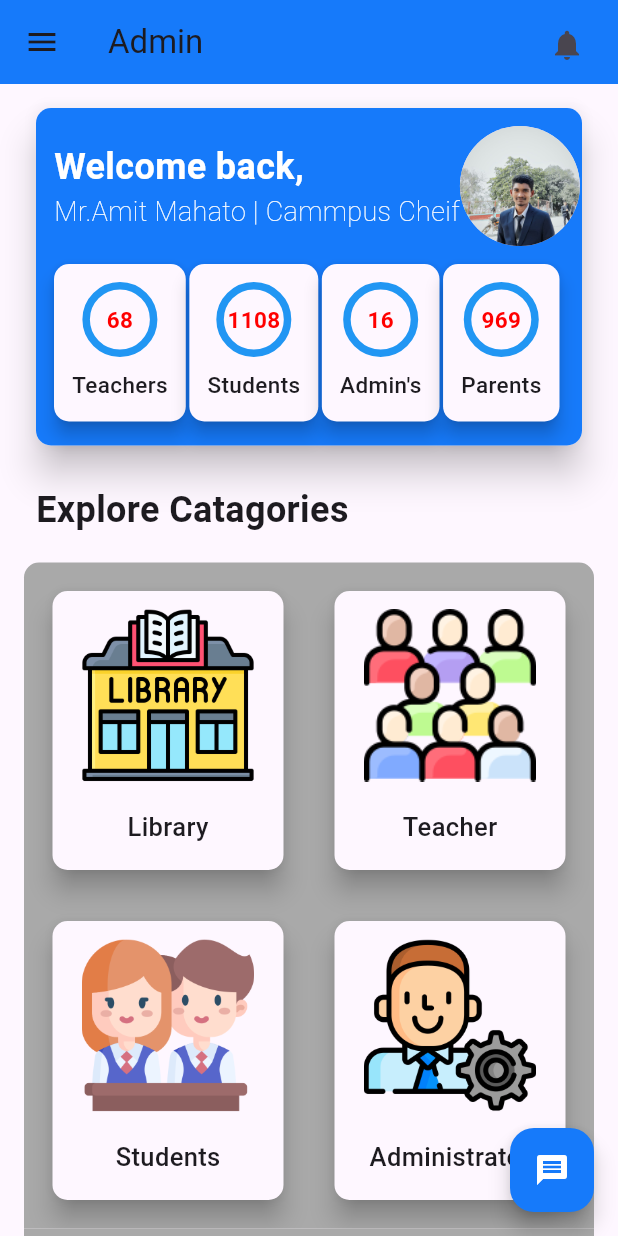
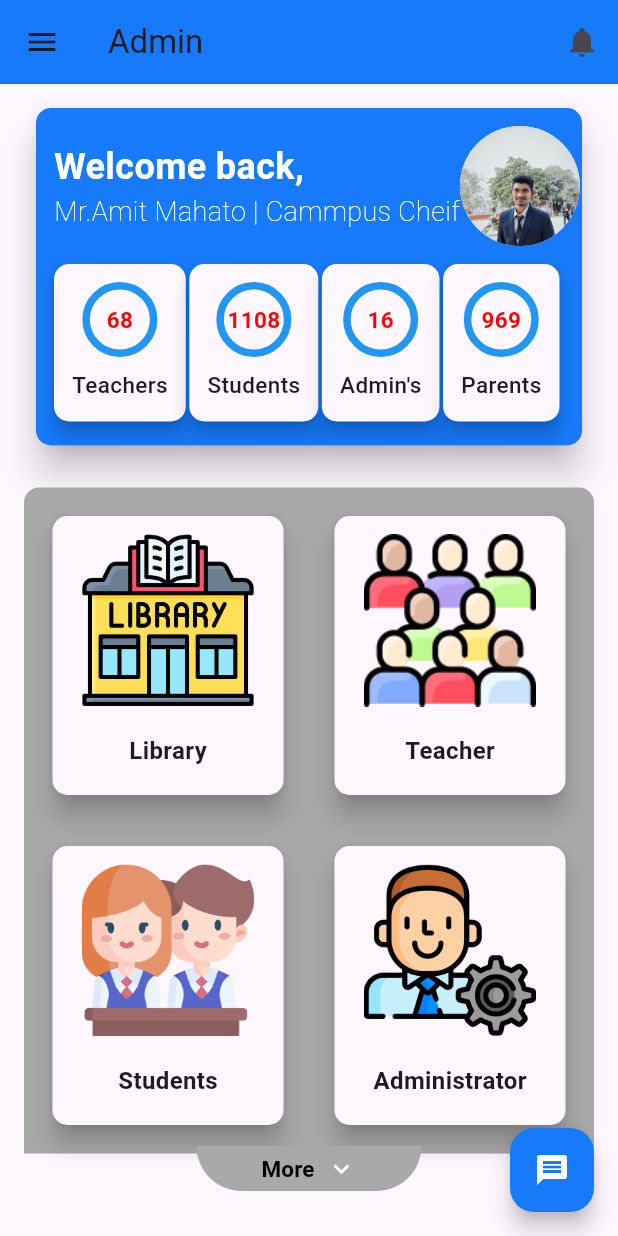
Before and after one commit to amitmahato98/CMS, a Flutter app: the screen it shows after launch, on a phone screen of 412 x 824 dp. Run offline on Flutter 3.47's test engine with Material 3 defaults, Android fonts, the phone set to English and light mode, and no system bars.

Commit message:
wrapping problem fixed

```diff
--- a/lib/main.dart
+++ b/lib/main.dart
@@ -7,48 +7,108 @@ void main() {
   runApp(const MyApp());
 }
 
-class MyApp extends StatefulWidget {
+class MyApp extends StatelessWidget {
   const MyApp({super.key});
-
-  @override
-  State<MyApp> createState() => _MyAppState();
-}
-
-class _MyAppState extends State<MyApp> {
-  Color blueColor = Color(0xFF167AFA);
 
   @override
   Widget build(BuildContext context) {
     return MaterialApp(
-      title: "CMS",
+      title: 'CMS',
       debugShowCheckedModeBanner: false,
-      home: Scaffold(
-        drawer: Navbar(),
-        appBar: AppBar(
-          backgroundColor: blueColor,
-          title: const Text("Admin"),
-          actions: [
-            Builder(
-              builder: (context) {
-                return Padding(
-                  padding: const EdgeInsets.all(10.0),
-                  child: IconButton(
-                    icon: Icon(Icons.notifications),
+      theme: ThemeData(
+        primaryColor: Color(0xFF167AFA),
+        appBarTheme: AppBarTheme(
+          backgroundColor: Color(0xFF167AFA),
+          elevation: 0,
+        ),
+      ),
+      home: MainNavigator(),
+    );
+  }
+}
+
+class MainNavigator extends StatefulWidget {
+  @override
+  _MainNavigatorState createState() => _MainNavigatorState();
+}
+
+class _MainNavigatorState extends State<MainNavigator> {
+  final GlobalKey<NavigatorState> _navigatorKey = GlobalKey<NavigatorState>();
+  final GlobalKey<ScaffoldState> _scaffoldKey = GlobalKey<ScaffoldState>();
+  bool _showingDashboard = true;
+
+  void _pushPage(Widget page) {
+    setState(() {
+      _showingDashboard = false;
+    });
+    _navigatorKey.currentState
+        ?.push(
+          PageRouteBuilder(
+            pageBuilder: (context, animation, secondaryAnimation) => page,
+            transitionsBuilder: (
+              context,
+              animation,
+              secondaryAnimation,
+              child,
+            ) {
+              return FadeTransition(opacity: animation, child: child);
+            },
+          ),
+        )
+        .then((_) {
+          setState(() {
+            _showingDashboard = true;
+          });
+        });
+  }
+
+  @override
+  Widget build(BuildContext context) {
+    return WillPopScope(
+      onWillPop: () async {
+        if (!_showingDashboard) {
+          setState(() {
+            _showingDashboard = true;
+          });
+          return true;
+        }
+        return true;
+      },
+      child: Scaffold(
+        key: _scaffoldKey,
+        drawer: _showingDashboard ? Navbar() : null,
+        appBar:
+            _showingDashboard
+                ? AppBar(
+                  leading: IconButton(
+                    icon: Icon(Icons.menu),
                     onPressed: () {
-                      Navigator.push(
-                        context,
-                        MaterialPageRoute(
-                          builder: (context) => SendNotification(),
-                        ),
-                      );
+                      _scaffoldKey.currentState?.openDrawer();
                     },
                   ),
-                );
-              },
-            ),
-          ],
+                  title: const Text('Admin'),
+                  actions: [
+                    IconButton(
+                      icon: Icon(Icons.notifications),
+                      onPressed: () => _pushPage(SendNotification()),
+                    ),
+                  ],
+                )
+                : null,
+        floatingActionButton: _showingDashboard ? FloatingButtonMenu() : null,
+        body: Navigator(
+          key: _navigatorKey,
+          onGenerateRoute: (settings) {
+            return MaterialPageRoute(
+              builder:
+                  (context) => Dashboard(
+                    onSectionSelected: (Widget page) {
+                      _pushPage(page);
+                    },
+                  ),
+            );
+          },
         ),
-        body: Dashboard(),
       ),
     );
   }
--- a/lib/navigations/body/dashboard.dart
+++ b/lib/navigations/body/dashboard.dart
@@ -11,46 +11,28 @@ import 'package:cms/navigations/screens/meeting/meeting.dart';
 import 'package:cms/navigations/screens/notifications/notification.dart';
 import 'package:cms/navigations/screens/student/student.dart';
 import 'package:cms/navigations/screens/teacher/teacher.dart';
+import 'package:cms/utils/full_screen_route.dart';
 import 'package:flutter/material.dart';
 
-class Dashboard extends StatefulWidget {
-  const Dashboard({super.key});
+class Dashboard extends StatelessWidget {
+  final Function(Widget) onSectionSelected;
+
+  const Dashboard({Key? key, required this.onSectionSelected})
+    : super(key: key);
 
   @override
-  State<Dashboard> createState() => _DashboardState();
-}
-
-class _DashboardState extends State<Dashboard> {
-  @override
   Widget build(BuildContext context) {
-    return MaterialApp(
-      debugShowCheckedModeBanner: false,
-      home: Scaffold(
-        body: SingleChildScrollView(
+    return SingleChildScrollView(
       child: Padding(
         padding: const EdgeInsets.all(16.0),
         child: Column(
-              mainAxisAlignment: MainAxisAlignment.center,
-              crossAxisAlignment: CrossAxisAlignment.start,
           children: [
             OverVeiw(),
-                SizedBox(height: 10),
-                Padding(
-                  padding: const EdgeInsets.all(8.0),
-                  child: Text(
-                    "Explore Catagories",
-                    textAlign: TextAlign.start,
-                    style: TextStyle(fontSize: 24, fontWeight: FontWeight.w600),
-                  ),
-                ),
-                SizedBox(height: 10),
-
-                Gridbuild(),
+            SizedBox(height: 20),
+            Gridbuild(onSectionSelected: onSectionSelected),
+            // FloatingButtonMenu(),
           ],
         ),
-          ),
-        ),
-        floatingActionButton: FloatingButtonMenu(),
       ),
     );
   }
@@ -258,9 +240,9 @@ class _FloatingButtonMenuState extends State<FloatingButtonMenu> {
                     crossAxisAlignment: CrossAxisAlignment.start,
                     children: [
                       _buildOptions(Icons.school, "Teacher"),
-                      Divider(color: const Color.fromARGB(255, 37, 37, 37)),
+                      Divider(color: const Color.fromARGB(174, 37, 37, 37)),
                       _buildOptions(Icons.family_restroom, "Parent"),
-                      Divider(color: const Color.fromARGB(255, 37, 37, 37)),
+                      Divider(color: const Color.fromARGB(174, 37, 37, 37)),
                       _buildOptions(Icons.person, "Student"),
                     ],
                   ),
@@ -293,7 +275,7 @@ class _FloatingButtonMenuState extends State<FloatingButtonMenu> {
           setState(() {
             Navigator.push(
               context,
-              MaterialPageRoute(builder: (context) => Teacherchat()),
+              FullScreenRoute(builder: (context) => Teacherchat()),
             );
             isExpanded = false;
           });
@@ -301,7 +283,7 @@ class _FloatingButtonMenuState extends State<FloatingButtonMenu> {
           setState(() {
             Navigator.push(
               context,
-              MaterialPageRoute(builder: (context) => ParentChat()),
+              FullScreenRoute(builder: (context) => ParentChat()),
             );
             isExpanded = false;
           });
@@ -309,7 +291,7 @@ class _FloatingButtonMenuState extends State<FloatingButtonMenu> {
           setState(() {
             Navigator.push(
               context,
-              MaterialPageRoute(builder: (context) => Studentchat()),
+              FullScreenRoute(builder: (context) => Studentchat()),
             );
             isExpanded = false;
           });
@@ -331,7 +313,10 @@ class _FloatingButtonMenuState extends State<FloatingButtonMenu> {
 }
 
 class Gridbuild extends StatefulWidget {
-  const Gridbuild({super.key});
+  final Function(Widget) onSectionSelected;
+
+  const Gridbuild({Key? key, required this.onSectionSelected})
+    : super(key: key);
 
   @override
   State<Gridbuild> createState() => _GridbuildState();
@@ -350,15 +335,14 @@ class _GridbuildState extends State<Gridbuild> {
     {"icon": "assets/icons/icons4-approve.png", "title": "Approve"},
   ];
 
-  // Map of titles to their respective screen widgets
   bool _isExpanded = false;
+
   @override
   Widget build(BuildContext context) {
     final int itemToShow = _isExpanded ? gridMap.length : 4;
     return Column(
       children: [
         Container(
-          // color: GrayColor,
           padding: EdgeInsets.all(12),
           decoration: BoxDecoration(
             color: GrayColor,
@@ -366,7 +350,6 @@ class _GridbuildState extends State<Gridbuild> {
           ),
           child: GridView.builder(
             physics: NeverScrollableScrollPhysics(),
-
             shrinkWrap: true,
             itemCount: itemToShow,
             gridDelegate: SliverGridDelegateWithFixedCrossAxisCount(
@@ -382,23 +365,18 @@ class _GridbuildState extends State<Gridbuild> {
                   onTap: () {
                     final String title = gridMap.elementAt(index)["title"];
                     final Map<String, Widget> screenMap = {
-                      "Student": Student(),
+                      "Students": Student(),
                       "Teacher": Teacher(),
                       "Administrator": Admin(),
                       "Library": Library(),
                       "Attendence": Attendence(),
-                      "Notification": SendNotification(),
+                      "Notifications": SendNotification(),
                       "Form": FormFillUp(),
                       "Meeting": Meeting(),
                       "Approve": LeaveRequestApprove(),
                     };
                     if (screenMap.containsKey(title)) {
-                      Navigator.push(
-                        context,
-                        MaterialPageRoute(
-                          builder: (context) => screenMap[title]!,
-                        ),
-                      );
+                      widget.onSectionSelected(screenMap[title]!);
                     }
                   },
                   child: Container(
@@ -409,7 +387,6 @@ class _GridbuildState extends State<Gridbuild> {
                     child: Material(
                       elevation: 7,
                       borderRadius: BorderRadius.all(Radius.circular(10)),
-                      // color: GrayColor,
                       child: Padding(
                         padding: const EdgeInsets.all(12.0),
                         child: Column(
@@ -420,11 +397,10 @@ class _GridbuildState extends State<Gridbuild> {
                             ),
                             SizedBox(height: 18),
                             Text(
-                              "${gridMap.elementAt(index)['title']}",
+                              gridMap.elementAt(index)['title'],
                               style: TextStyle(
-                                fontSize: 17,
-                                fontWeight: FontWeight.w500,
-                                // color: cardTextColor,
+                                fontWeight: FontWeight.bold,
+                                fontSize: 16,
                               ),
                             ),
                           ],
@@ -438,38 +414,51 @@ class _GridbuildState extends State<Gridbuild> {
           ),
         ),
         if (gridMap.length > 4)
-          InkWell(
-            onTap: () {
+          Transform.translate(
+            offset: Offset(0, -10), // Move up by 10 pixels
+            child: TextButton(
+              onPressed: () {
                 setState(() {
                   _isExpanded = !_isExpanded;
                 });
               },
-            child: Container(
-              width: double.infinity,
-              alignment: Alignment.center,
-              padding: const EdgeInsets.all(10),
+              style: TextButton.styleFrom(
+                padding: EdgeInsets.zero,
+                tapTargetSize: MaterialTapTargetSize.shrinkWrap,
+              ),
+              child: Stack(
+                alignment: AlignmentDirectional.topCenter,
+                children: [
+                  Container(
+                    width: 150,
+                    height: 30,
                     decoration: BoxDecoration(
+                      borderRadius: BorderRadius.vertical(
+                        bottom: Radius.circular(100),
+                      ),
                       color: GrayColor,
-                borderRadius: const BorderRadius.vertical(
-                  bottom: Radius.circular(10),
-                ),
                     ),
                     child: Row(
                       mainAxisAlignment: MainAxisAlignment.center,
                       children: [
                         Text(
-                    _isExpanded ? "See Less" : "See More",
-                    style: const TextStyle(
-                      fontSize: 24,
+                          _isExpanded ? "Less" : "More",
+                          style: TextStyle(
+                            color: const Color.fromARGB(255, 0, 0, 0),
+                            fontSize: 15,
                             fontWeight: FontWeight.w600,
-                      color: Colors.white,
                           ),
                         ),
-                  const SizedBox(width: 10),
+                        SizedBox(width: 8),
                         Icon(
-                    _isExpanded ? Icons.arrow_upward : Icons.arrow_downward,
-                    size: 24,
+                          _isExpanded
+                              ? Icons.keyboard_arrow_up
+                              : Icons.keyboard_arrow_down,
                           color: Colors.white,
+                          size: 20,
+                        ),
+                      ],
+                    ),
                   ),
                 ],
               ),
--- /dev/null
+++ b/lib/navigations/screens/library/ibrary-notification.dart
@@ -0,0 +1,27 @@
+import 'package:flutter/material.dart';
+
+class LibraryNotification extends StatefulWidget {
+  const LibraryNotification({super.key});
+
+  @override
+  State<LibraryNotification> createState() => _LibraryNotificationState();
+}
+
+class _LibraryNotificationState extends State<LibraryNotification> {
+  @override
+  Widget build(BuildContext context) {
+    return MaterialApp(
+      debugShowCheckedModeBanner: false,
+      home: Scaffold(
+        appBar: AppBar(
+          title: Text("Library Notification"),
+          leading: IconButton(
+            onPressed: () => Navigator.pop(context),
+            icon: Icon(Icons.arrow_back),
+          ),
+        ),
+        body: Center(child: Text("Its the Library Notification Section !")),
+      ),
+    );
+  }
+}
--- /dev/null
+++ b/lib/utils/full_screen_route.dart
@@ -0,0 +1,9 @@
+import 'package:flutter/material.dart';
+
+class FullScreenRoute extends MaterialPageRoute {
+  FullScreenRoute({required WidgetBuilder builder})
+    : super(
+        builder: (context) => Scaffold(body: builder(context)),
+        fullscreenDialog: true,
+      );
+}
```
Also changed, not shown: lib/navigations/screens/library/library.dart (+68 -17 lines). Lines whose indentation alone changed are shown as unchanged.
